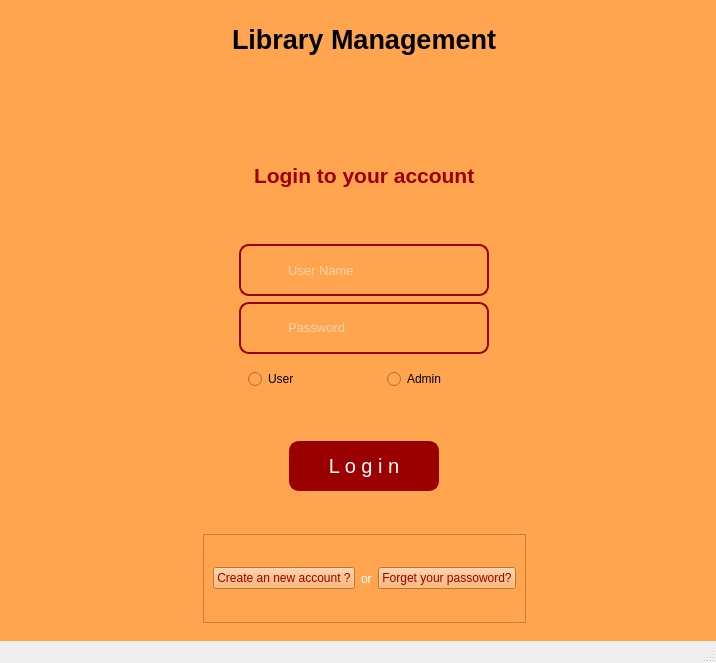
Old version of the form BMS/loginpage.ui in the repository hoangtrungnguyen1010/Library-Management.
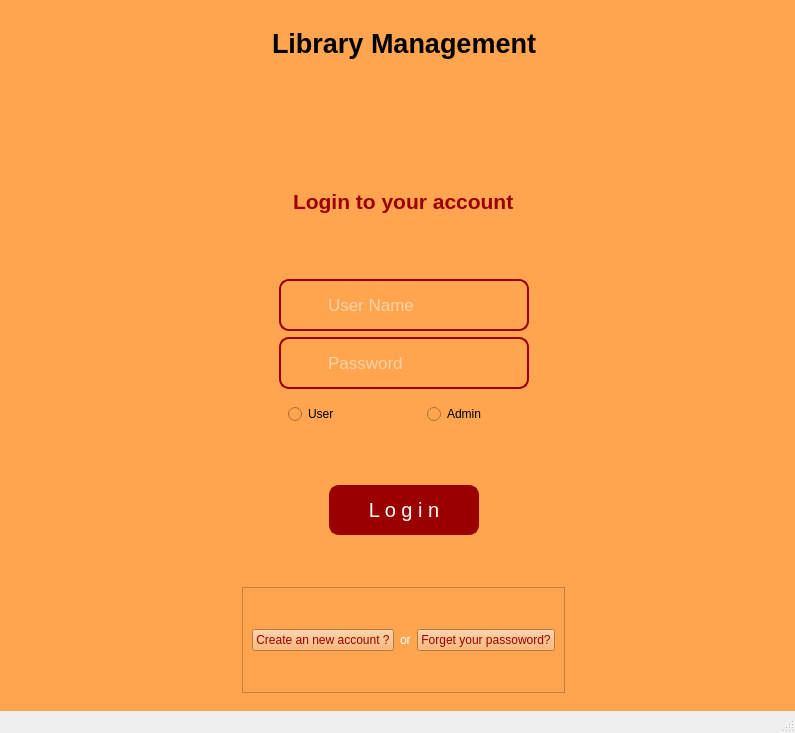
New version of the form. Icons and pictures are not drawn.

```diff
--- a/BMS/loginpage.ui
+++ b/BMS/loginpage.ui
@@ -6,8 +6,8 @@
    <rect>
     <x>0</x>
     <y>0</y>
-    <width>716</width>
-    <height>663</height>
+    <width>795</width>
+    <height>733</height>
    </rect>
   </property>
   <property name="windowTitle">
@@ -71,6 +71,7 @@
              <property name="font">
               <font>
                <pointsize>20</pointsize>
+               <weight>75</weight>
                <italic>false</italic>
                <bold>true</bold>
               </font>
@@ -113,6 +114,7 @@
              <property name="font">
               <font>
                <pointsize>16</pointsize>
+               <weight>75</weight>
                <bold>true</bold>
               </font>
              </property>
@@ -192,7 +194,7 @@
                 </property>
                 <property name="font">
                  <font>
-                  <pointsize>10</pointsize>
+                  <pointsize>13</pointsize>
                  </font>
                 </property>
                 <property name="styleSheet">
@@ -252,7 +254,7 @@
                <widget class="QLineEdit" name="lineEdit_2">
                 <property name="font">
                  <font>
-                  <pointsize>10</pointsize>
+                  <pointsize>13</pointsize>
                  </font>
                 </property>
                 <property name="styleSheet">
@@ -279,6 +281,12 @@
                 <property name="text">
                  <string>User</string>
                 </property>
+                <property name="iconSize">
+                 <size>
+                  <width>35</width>
+                  <height>35</height>
+                 </size>
+                </property>
                </widget>
               </item>
               <item>
@@ -302,6 +310,12 @@
                 <property name="text">
                  <string>Admin</string>
                 </property>
+                <property name="iconSize">
+                 <size>
+                  <width>35</width>
+                  <height>35</height>
+                 </size>
+                </property>
                </widget>
               </item>
              </layout>
```
Left out of the diff: 10 changed lines with no effect on the pictures.
